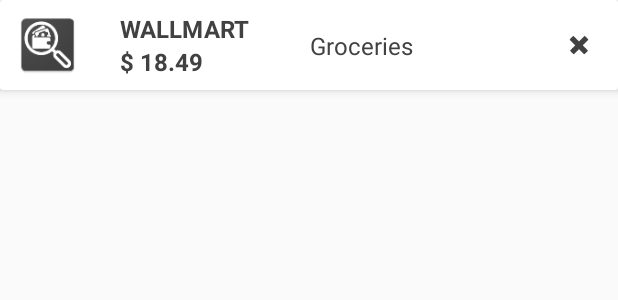
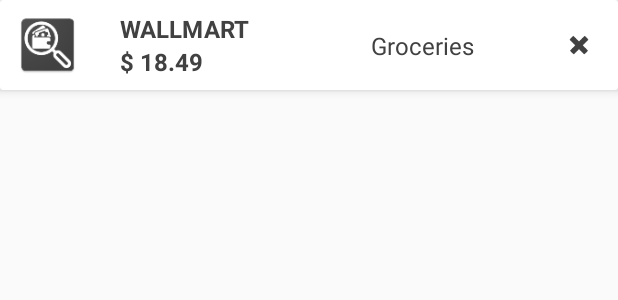
Before and after one commit to gibbo49/MyBank, an Android app: the layout item_list_view.xml on its own in the app's theme, with its tools: preview values and no code run, on a phone screen of 412 x 824 dp. Shown: the top 300 px of the screen. Run offline under Robolectric (Android 15) with nearby library versions, the phone set to English and light mode, and no system bars.

```diff
--- a/app/src/main/java/com/chrisgibson/mybank/LoginActivity.kt
+++ b/app/src/main/java/com/chrisgibson/mybank/LoginActivity.kt
@@ -15,6 +15,7 @@ import com.google.firebase.auth.AuthCredential
 import com.google.firebase.auth.FacebookAuthProvider
 import com.google.firebase.auth.FirebaseAuth
 import kotlinx.android.synthetic.main.activity_login.*
+import kotlinx.android.synthetic.main.content_list.*
 
 class LoginActivity : AppCompatActivity() {
 
--- a/app/src/main/res/layout/content_list.xml
+++ b/app/src/main/res/layout/content_list.xml
@@ -22,7 +22,6 @@
         android:layout_width="0dp"
         android:layout_height="100dp"
         android:gravity="center_vertical|center_horizontal|center"
-        android:text="Total Expenses\nThis Week:  $1354.68"
         android:textAlignment="center"
         android:textColor="@color/colorAccent"
         android:textSize="30sp"
--- a/app/src/main/res/layout/item_list_view.xml
+++ b/app/src/main/res/layout/item_list_view.xml
@@ -64,11 +64,11 @@
             android:id="@+id/item_category_text"
             android:layout_width="wrap_content"
             android:layout_height="wrap_content"
-            android:layout_marginStart="40dp"
+            android:layout_marginEnd="60dp"
             android:textColor="#414141"
             android:textSize="16sp"
             app:layout_constraintBottom_toBottomOf="@+id/item_amount_text"
-            app:layout_constraintStart_toEndOf="@+id/item_store_text"
+            app:layout_constraintEnd_toStartOf="@+id/item_delete_button"
             app:layout_constraintTop_toTopOf="@+id/item_store_text"
             tools:text="Groceries" />
 
--- a/app/src/main/res/values/strings.xml
+++ b/app/src/main/res/values/strings.xml
@@ -5,6 +5,7 @@
     <string name="title_activity_list">ListActivity</string>
     <string name="facebook_app_id">1691333370931926</string>
     <string name="fb_login_protocol_scheme">fb1691333370931926</string>
+    <string name="welcome_login">Welcome to MyBank\nPlease Log in</string>
 
 
 </resources>
```
Also changed, not shown: app/src/main/java/com/chrisgibson/mybank/ListActivity.kt (+10 -2 lines).
